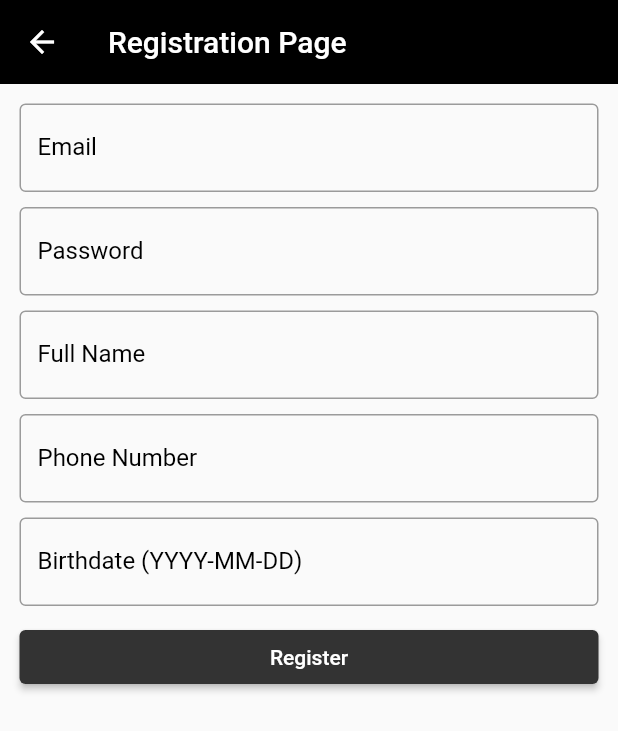
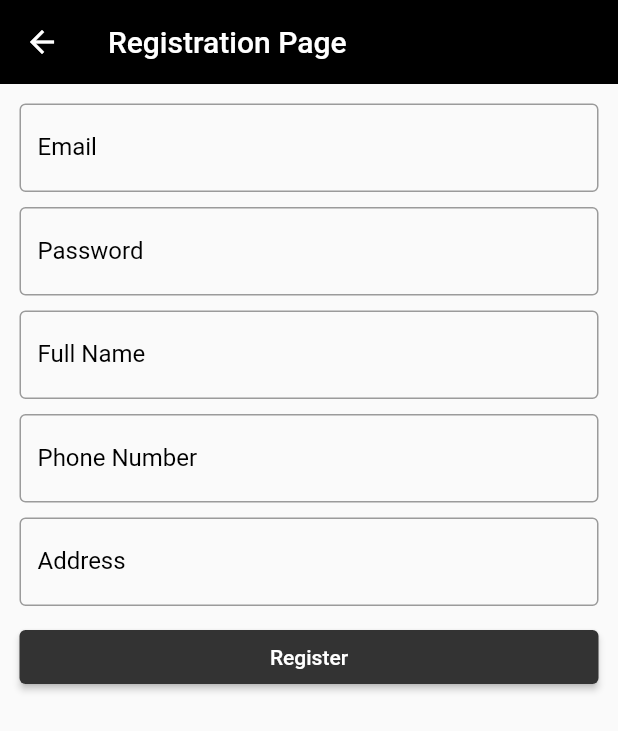
Before and after one commit to CodeRebirth/simple_login, a Flutter app: the screen it shows after launch, after a tap on "Login", after a tap on "Register Here!", on a phone screen of 412 x 824 dp. Shown: the top 731 px of the screen. Run offline on Flutter 3.47's test engine with Material 2 defaults, Android fonts, the phone set to English and light mode, and no system bars; our stand-ins replace cloud_firestore, firebase_auth, firebase_core, firebase_messaging, flutter_local_notifications; accounts and stored records are empty.

Commit message:
refactor elevated button

```diff
--- a/lib/config/theme/custom_theme.dart
+++ b/lib/config/theme/custom_theme.dart
@@ -5,6 +5,7 @@ import '../../core/const/color_const.dart';
 class CustomTheme {
   static ThemeData get themeData {
     return ThemeData(
+      progressIndicatorTheme: const ProgressIndicatorThemeData(color: ColorConst.primaryColor),
       primaryColor: ColorConst.primaryColor,
       appBarTheme: const AppBarTheme(color: ColorConst.primaryColor, elevation: 0),
       inputDecorationTheme: const InputDecorationTheme(
@@ -26,6 +27,7 @@ class CustomTheme {
         cursorColor: ColorConst.primaryColor, // Set the cursor color
         selectionHandleColor: ColorConst.primaryColor, // Set the selection handle color
       ),
+
       // Add more theme configurations as needed
     );
   }
--- a/lib/core/const/validation_error.dart
+++ b/lib/core/const/validation_error.dart
@@ -5,5 +5,5 @@ class FieldValidationErrors {
   static const String fullNameContainsNumbers = 'Full name cannot contain numbers';
   static const String emptyPhoneNumber = 'Please enter a phone number';
   static const String phoneNumberContainsAlphabets = 'Phone number cannot contain alphabetic characters';
-  static const String emptyBirthdate = 'Please enter your birthdate';
+  static const String emptyAddress = 'Please enter your address';
 }
--- a/lib/main.dart
+++ b/lib/main.dart
@@ -9,8 +9,10 @@ import 'firebase_options.dart';
 
 @pragma('vm:entry-point')
 Future<void> _firebaseMessagingBackgroundHandler(RemoteMessage message) async {
-  await Firebase.initializeApp();
-  LocalNotificationClass().showLocalNotification(message);
+  await Firebase.initializeApp(
+    options: DefaultFirebaseOptions.currentPlatform,
+  );
+  // LocalNotificationClass().showLocalNotification(message);
 }
 
 void main() async {
--- a/lib/screens/login.dart
+++ b/lib/screens/login.dart
@@ -3,6 +3,7 @@ import 'package:simple_login/core/auth/authentication.dart';
 import 'package:simple_login/core/const/color_const.dart';
 import 'package:simple_login/core/const/textsize_const.dart';
 import 'package:simple_login/screens/registration.dart';
+import 'package:simple_login/widgets/button.dart';
 import 'home.dart';
 
 class Login extends StatefulWidget {
@@ -13,23 +14,37 @@ class Login extends StatefulWidget {
 }
 
 class _LoginState extends State<Login> {
+  bool _isLoading = false;
   final GlobalKey<FormState> _formKey = GlobalKey<FormState>();
-
   final Map<String, dynamic> _userRecord = {};
 
   Future<void> _login() async {
     final formState = _formKey.currentState;
     if (formState!.validate()) {
       formState.save();
+      setState(() {
+        _isLoading = true;
+      });
 
-      Authentication().loginUser(_userRecord["email"], _userRecord["password"]).then((value) {
-        if (value.user!.uid.isNotEmpty) {
-          Navigator.of(context).pushReplacement(MaterialPageRoute(builder: (ctx) => const Home()));
-        }
-      }).onError((error, stackTrace) {
-        ScaffoldMessenger.of(context).showSnackBar(const SnackBar(content: Text("Login Failed")));
-      });
+      try {
+        await Authentication().loginUser(_userRecord["email"], _userRecord["password"]);
+        navigateToHome();
+      } catch (e) {
+        setState(() {
+          _isLoading = false;
+        });
+
+        showScaffoldMessenger();
+      }
     }
+  }
+
+  void showScaffoldMessenger() {
+    ScaffoldMessenger.of(context).showSnackBar(const SnackBar(content: Text("Login Failed")));
+  }
+
+  void navigateToHome() {
+    Navigator.of(context).pushReplacement(MaterialPageRoute(builder: (ctx) => const Home()));
   }
 
   @override
@@ -77,13 +92,7 @@ class _LoginState extends State<Login> {
               onSaved: (value) => _userRecord["password"] = value!,
             ),
             const SizedBox(height: 20.0),
-            ElevatedButton(
-              onPressed: _login,
-              child: const Text(
-                "Login",
-                style: TextStyle(fontSize: TextSize.medium),
-              ),
-            ),
+            !_isLoading ? Button(onPressed: _login, buttonText: "Login") : const Center(child: CircularProgressIndicator.adaptive()),
             TextButton(
               onPressed: () => Navigator.of(context).push(MaterialPageRoute(builder: (ctx) => const RegistrationPage())),
               child: const Text(
--- a/lib/screens/registration.dart
+++ b/lib/screens/registration.dart
@@ -1,7 +1,9 @@
 import 'package:flutter/material.dart';
+import 'package:simple_login/core/const/color_const.dart';
 import 'package:simple_login/core/const/validation_error.dart';
 import 'package:simple_login/core/firestore/firestore_operations.dart';
 import 'package:simple_login/screens/home.dart';
+import 'package:simple_login/widgets/button.dart';
 
 class RegistrationPage extends StatefulWidget {
   const RegistrationPage({super.key});
@@ -19,7 +21,7 @@ class _RegistrationPageState extends State<RegistrationPage> {
 
   final TextEditingController _phoneNumberController = TextEditingController();
 
-  final TextEditingController _birthdateController = TextEditingController();
+  final TextEditingController _addressController = TextEditingController();
 
   String? _emailError;
 
@@ -29,7 +31,7 @@ class _RegistrationPageState extends State<RegistrationPage> {
 
   String? _phoneNumberError;
 
-  String? _birthdateError;
+  String? _addressError;
 
   bool registerLoading = false;
 
@@ -38,7 +40,7 @@ class _RegistrationPageState extends State<RegistrationPage> {
     final password = _passwordController.text.trim();
     final fullName = _fullNameController.text.trim();
     final phoneNumber = _phoneNumberController.text.trim();
-    final birthdate = _birthdateController.text.trim();
+    final address = _addressController.text.trim();
 
     bool validateFields() {
       if (email.isEmpty || !email.contains('@')) {
@@ -66,8 +68,8 @@ class _RegistrationPageState extends State<RegistrationPage> {
         _phoneNumberError = FieldValidationErrors.phoneNumberContainsAlphabets;
         return false;
       }
-      if (birthdate.isEmpty) {
-        _birthdateError = FieldValidationErrors.emptyBirthdate;
+      if (address.isEmpty) {
+        _addressError = FieldValidationErrors.emptyAddress;
         return false;
       }
       return true;
@@ -77,32 +79,33 @@ class _RegistrationPageState extends State<RegistrationPage> {
       setState(() {});
       return {};
     }
-    return {"email": email, "password": password, "fullName": fullName, "phoneNumber": phoneNumber, "birthdate": birthdate};
+    return {"email": email, "password": password, "fullName": fullName, "phoneNumber": phoneNumber, "address": address};
   }
 
-  Future<void> _registerUser(BuildContext context) async {
+  Future<void> _registerUser() async {
     final validationRes = validator();
     if (validationRes.isNotEmpty) {
       try {
         setState(() {
           registerLoading = true;
         });
-
-        // Store additional user data in Firestore
-
-        FireStoreOperations().registerUser(validationRes).then((value) {
-          Navigator.of(context).pushReplacement(MaterialPageRoute(builder: (ctx) => const Home()));
-        }).onError((error, stackTrace) {
-          setState(() {
-            registerLoading = false;
-          });
-        });
+        await FireStoreOperations().registerUser(validationRes);
+        navigateToHome();
       } catch (e) {
         setState(() {
           registerLoading = false;
         });
+        showScaffoldMessenger();
       }
     }
+  }
+
+  void navigateToHome() {
+    Navigator.of(context).pushReplacement(MaterialPageRoute(builder: (ctx) => const Home()));
+  }
+
+  void showScaffoldMessenger() {
+    ScaffoldMessenger.of(context).showSnackBar(const SnackBar(content: Text("Registration Failed")));
   }
 
   @override
@@ -115,7 +118,7 @@ class _RegistrationPageState extends State<RegistrationPage> {
 
     _phoneNumberController.dispose();
 
-    _birthdateController.dispose();
+    _addressController.dispose();
     super.dispose();
   }
 
@@ -154,20 +157,15 @@ class _RegistrationPageState extends State<RegistrationPage> {
                 errorText: _phoneNumberError,
               ),
               _buildTextFieldWithSpacing(
-                controller: _birthdateController,
-                labelText: 'Birthdate (YYYY-MM-DD)',
-                errorText: _birthdateError,
+                controller: _addressController,
+                labelText: 'Address',
+                errorText: _addressError,
               ),
               registerLoading
                   ? const Center(
                       child: CircularProgressIndicator.adaptive(),
                     )
-                  : ElevatedButton(
-                      onPressed: () {
-                        _registerUser(context);
-                      },
-                      child: const Text('Register'),
-                    )
+                  : Button(onPressed: _registerUser, buttonText: "Register")
             ],
           ),
         ));
@@ -178,6 +176,7 @@ Widget _buildTextFieldWithSpacing({required TextEditingController controller, re
   return Column(
     children: [
       TextField(
+        keyboardType: labelText == "Phone Number" ? TextInputType.phone : TextInputType.text,
         maxLength: maxLength,
         controller: controller,
         decoration: InputDecoration(labelText: labelText, counter: Container()),
--- /dev/null
+++ b/lib/widgets/button.dart
@@ -0,0 +1,16 @@
+import 'package:flutter/material.dart';
+
+class Button extends StatelessWidget {
+  final Function onPressed;
+  final String buttonText;
+  const Button({
+    Key? key,
+    required this.onPressed,
+    required this.buttonText,
+  }) : super(key: key);
+
+  @override
+  Widget build(BuildContext context) {
+    return ElevatedButton(onPressed: () => onPressed(), child: Text(buttonText));
+  }
+}
```
